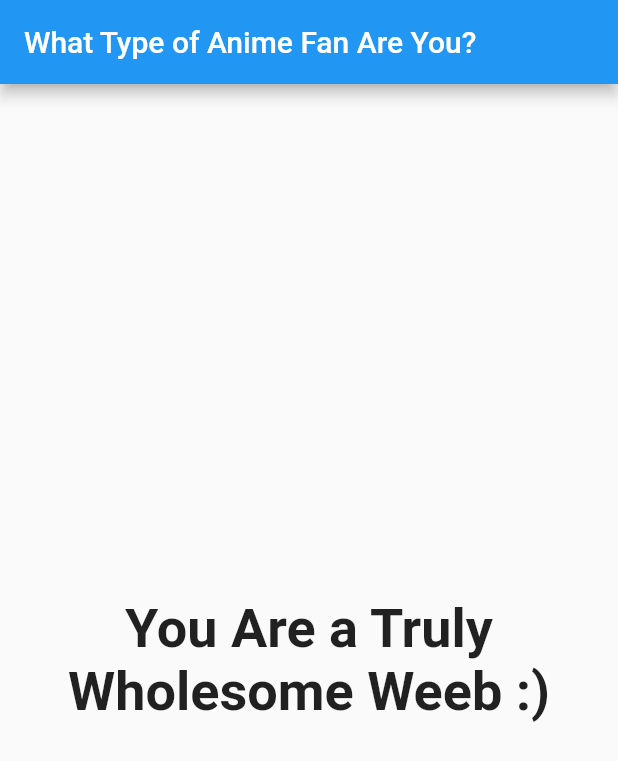
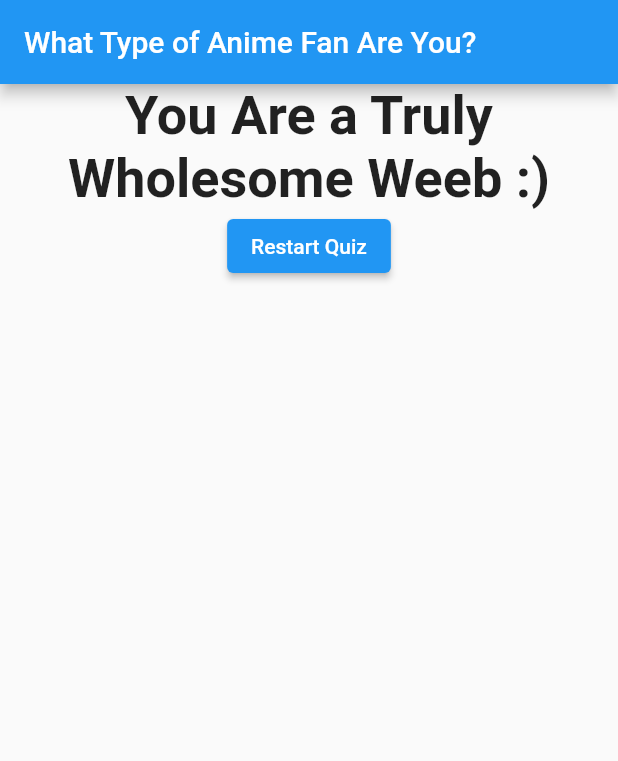
Before and after one commit to GannonDetroit/basic-flutter-app, a Flutter app: the screen it shows after launch, after a tap on "Asuna", after a tap on "Deku", after a tap on "Bleach", on a phone screen of 412 x 824 dp. Shown: the top 761 px of the screen. Run offline on Flutter 3.47's test engine with Material 2 defaults, Android fonts, the phone set to English and light mode, and no system bars.

Commit message:
added a quiz reset button/feature

```diff
--- a/lib/main.dart
+++ b/lib/main.dart
@@ -67,6 +67,13 @@ class _MyAppState extends State<MyApp> {
     });
   }
 
+  void _resetQuiz() {
+    setState(() {
+      _questionIndex = 0;
+      _totalScore = 0;
+    });
+  }
+
   @override
   //build is a special object type provided by flutter via material.dart that is needed for flutter to work in the background properly.
   Widget build(BuildContext context) {
@@ -86,7 +93,7 @@ class _MyAppState extends State<MyApp> {
                   questionIndex: _questionIndex,
                   questions: _questions,
                 )
-              : Result(_totalScore)),
+              : Result(_totalScore, _resetQuiz)),
     );
   }
 }
--- a/lib/result.dart
+++ b/lib/result.dart
@@ -2,8 +2,9 @@ import 'package:flutter/material.dart';
 
 class Result extends StatelessWidget {
   final int resultScore;
+  final VoidCallback resetState;
 
-  Result(this.resultScore);
+  Result(this.resultScore, this.resetState);
 
   //this is a getter, its like a mix of a property and a method.
   //its like a  method because it can be used to calculate things dynmaically, but it cannot receive any arguments/paramenters.
@@ -21,10 +22,15 @@ class Result extends StatelessWidget {
   @override
   Widget build(BuildContext context) {
     return Center(
-      child: Text(
-        resultPhrase,
-        style: TextStyle(fontSize: 36, fontWeight: FontWeight.bold),
-        textAlign: TextAlign.center,
+      child: Column(
+        children: [
+          Text(
+            resultPhrase,
+            style: TextStyle(fontSize: 36, fontWeight: FontWeight.bold),
+            textAlign: TextAlign.center,
+          ),
+          ElevatedButton(onPressed: resetState, child: Text('Restart Quiz'))
+        ],
       ),
     );
   }
```
